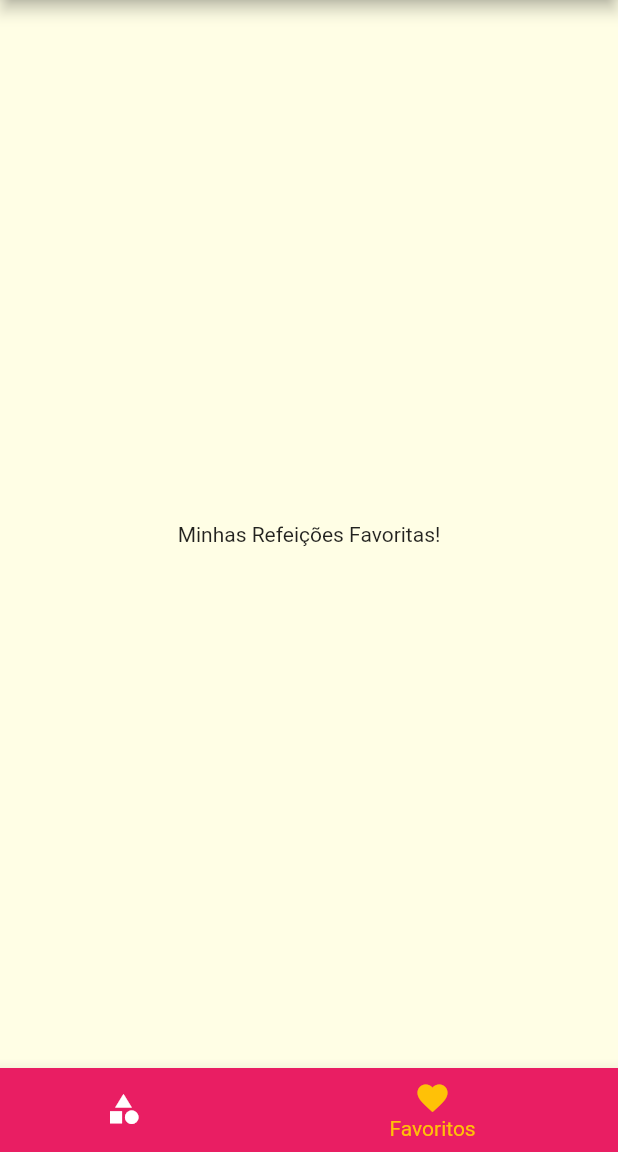
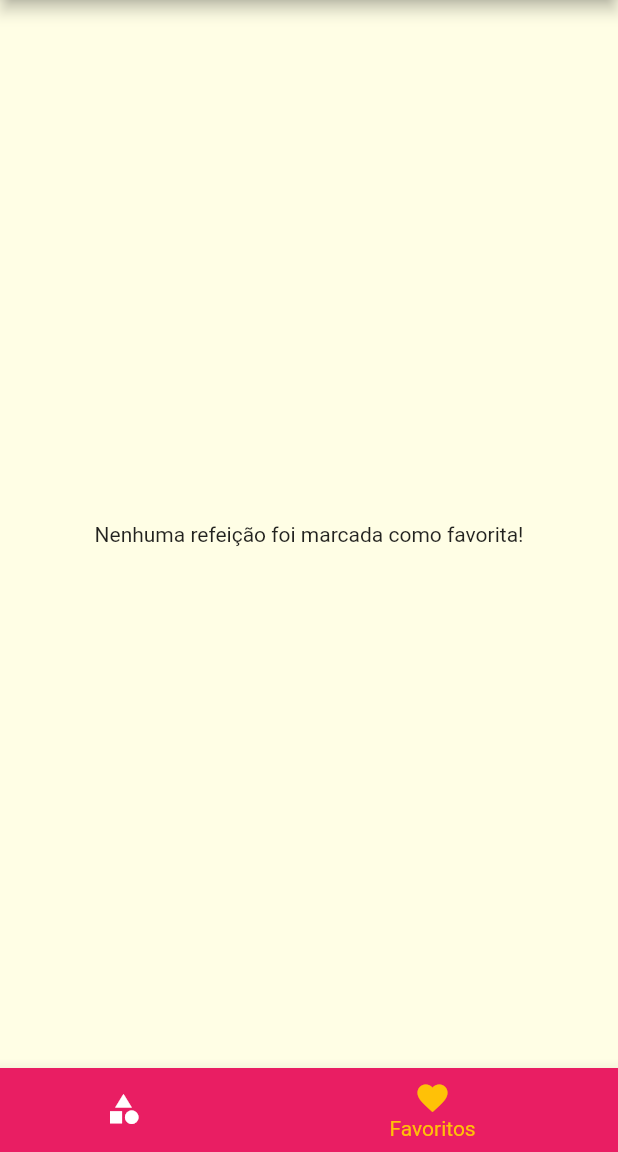
Before and after one commit to huayans/flutter_comidas, a Flutter app: the screen it shows after launch, item 2 of the bottom bar chosen, on a phone screen of 412 x 824 dp, the part 84-1236 px from its top. Run offline on Flutter 3.47's test engine with Material 2 defaults, Android fonts, the phone set to English and light mode, and no system bars.

Commit message:
marcar como favorito

```diff
--- a/my_app/lib/main.dart
+++ b/my_app/lib/main.dart
@@ -22,6 +22,7 @@ class MyApp extends StatefulWidget {
 class _MyAppState extends State<MyApp> {
   Settings settings = Settings();
   List<Meal> _availableMeals = dummyMeals;
+  List<Meal> _favoriteMeals = [];
 
   void _filterMeals(Settings settings) {
     setState(() {
@@ -38,6 +39,18 @@ class _MyAppState extends State<MyApp> {
             !filterVegetarian;
       }).toList();
     });
+  }
+
+  void _toggleFavorite(Meal meal) {
+    setState(() {
+      _favoriteMeals.contains(meal)
+          ? _favoriteMeals.remove(meal)
+          : _favoriteMeals.add(meal);
+    });
+  }
+
+  bool _isFavorite(Meal meal) {
+    return _favoriteMeals.contains(meal);
   }
 
   @override
@@ -60,10 +73,11 @@ class _MyAppState extends State<MyApp> {
             ),
       ),
       routes: {
-        AppRoutes.home: (ctx) => const TabsScreen(),
+        AppRoutes.home: (ctx) => TabsScreen(_favoriteMeals),
         AppRoutes.categoriesMeals: (ctx) =>
             CategoriesMealsScreen(_availableMeals),
-        AppRoutes.mealDetail: (ctx) => const MealDetailScreen(),
+        AppRoutes.mealDetail: (ctx) =>
+            MealDetailScreen(_toggleFavorite, _isFavorite),
         AppRoutes.settings: (ctx) => SttingsScreen(_filterMeals, settings),
       },
 /*       onUnknownRoute: (settings) {
--- a/my_app/lib/screens/favorite_screen.dart
+++ b/my_app/lib/screens/favorite_screen.dart
@@ -1,12 +1,27 @@
 import 'package:flutter/material.dart';
+import 'package:my_app/components/meal_item.dart';
+
+import '../models/meal.dart';
 
 class FavoriteScreen extends StatelessWidget {
-  const FavoriteScreen({super.key});
+  final List<Meal> favoriteMeals;
+  const FavoriteScreen(this.favoriteMeals, {super.key});
 
   @override
   Widget build(BuildContext context) {
-    return const Center(
-      child: Text('Minhas Refeições Favoritas!'),
-    );
+    if (favoriteMeals.isEmpty) {
+      return const Center(
+        child: Text('Nenhuma refeição foi marcada como favorita!'),
+      );
+    } else {
+      return ListView.builder(
+        itemCount: favoriteMeals.length,
+        itemBuilder: (ctx, index) {
+          return MealItem(
+            favoriteMeals[index],
+          );
+        },
+      );
+    }
   }
 }
--- a/my_app/lib/screens/tabs_screen.dart
+++ b/my_app/lib/screens/tabs_screen.dart
@@ -2,9 +2,12 @@ import 'package:flutter/material.dart';
 import 'categories_screen.dart';
 import 'favorite_screen.dart';
 import '../components/main_drawer.dart';
+import '../models/meal.dart';
 
 class TabsScreen extends StatefulWidget {
-  const TabsScreen({super.key});
+  final List<Meal> favoriteMeals;
+
+  const TabsScreen(this.favoriteMeals, {super.key});
 
   @override
   State<TabsScreen> createState() => _TabsScreenState();
@@ -12,10 +15,21 @@ class TabsScreen extends StatefulWidget {
 
 class _TabsScreenState extends State<TabsScreen> {
   int _selectedScreenIndex = 0;
-  final List<Map<String, Object>> _screens = [
-    {'title': 'Lista de Categorias', 'screen': const CategoriesScreen()},
-    {'title': 'Meus Favoritos', 'screen': const FavoriteScreen()},
-  ];
+  late List<Map<String, Object>> _screens;
+  @override
+  void initState() {
+    super.initState();
+    _screens = [
+      {
+        'title': 'Lista de Categorias',
+        'screen': const CategoriesScreen(),
+      },
+      {
+        'title': 'Meus Favoritos',
+        'screen': FavoriteScreen(widget.favoriteMeals),
+      },
+    ];
+  }
 
   _selectedScreen(int index) {
     setState(() {
```
Also changed, not shown: my_app/lib/screens/meal_detail_screen.dart (+5 -3 lines).
